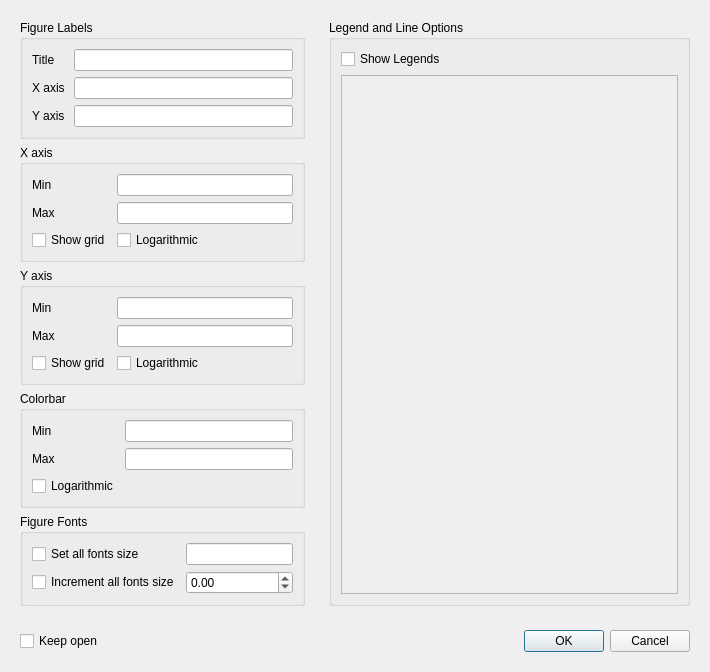
Qt form src/mslice/plotting/plot_window/plot_options.ui (mantidproject/mslice) before a commit.
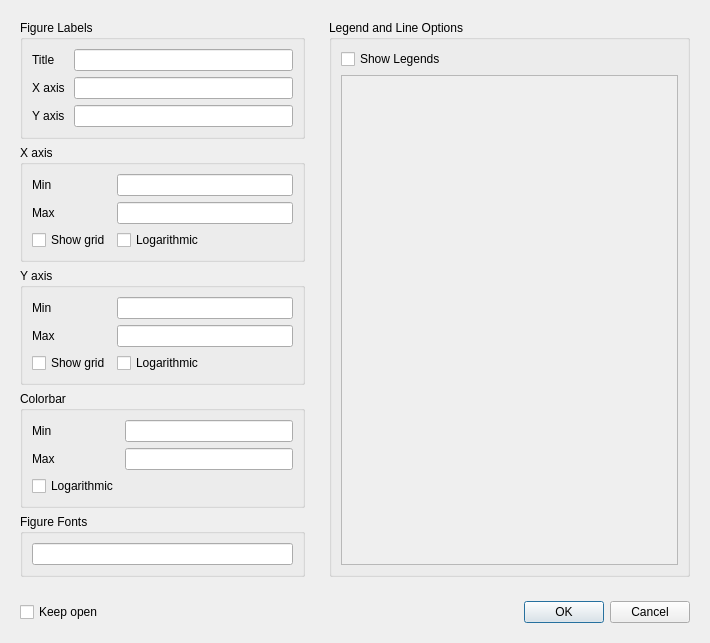
The same form after that commit.

Commit message:
Removed previous solution and implemented basic real-time font setting
Removed checkboxes and increment box.
Only the box for setting all fonts remains.
Changing the value in this box updates the plot in real time.
Leaving box empty reverts any change.

The edit to the form file:
```diff
--- a/src/mslice/plotting/plot_window/plot_options.ui
+++ b/src/mslice/plotting/plot_window/plot_options.ui
@@ -244,7 +244,7 @@
            </property>
           </widget>
          </item>
-         <item row="0" column="1">
+         <item row="0" column="0">
           <widget class="QLineEdit" name="allFntSz">
            <property name="maximumSize">
             <size>
@@ -254,23 +254,6 @@
            </property>
           </widget>
          </item>
-         <item row="1" column="0">
-          <widget class="QCheckBox" name="chkIncrAllFntSz">
-           <property name="text">
-            <string>Increment all fonts size</string>
-           </property>
-          </widget>
-         </item>
-         <item row="1" column="1">
-          <widget class="QDoubleSpinBox" name="incrAllFntSz">
-           <property name="maximum">
-             <double>50</double>
-           </property>
-           <property name="minimum">
-             <double>-50</double>
-           </property>
-          </widget>
-         </item>
         </layout>
        </widget>
       </item>
```
The commit also changes 3 other files.
